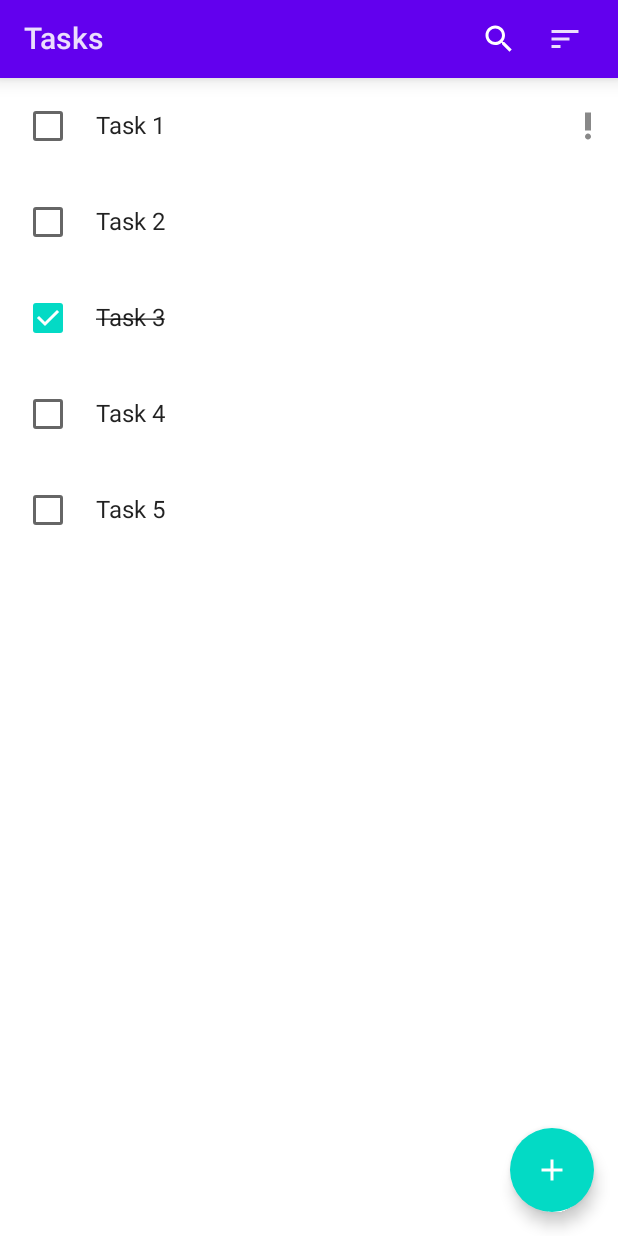
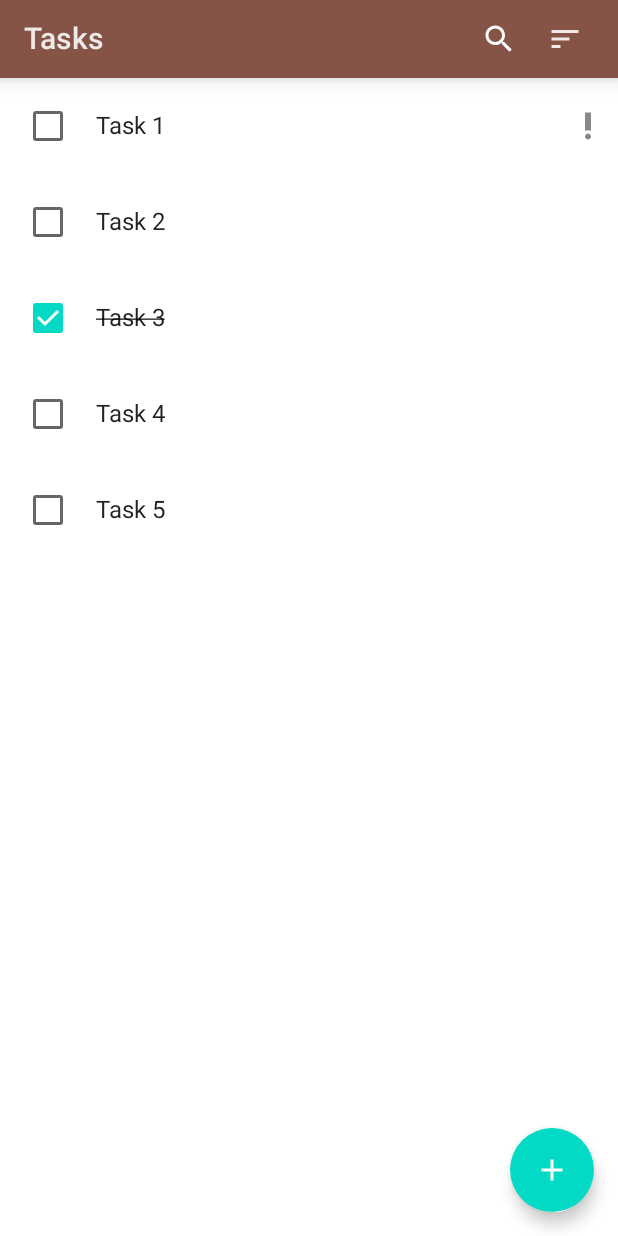
Before and after one commit to hardiksachan/MVVMTodoList, an Android app built with Jetpack Compose: the @Preview function TasksPagePreview, on a phone screen of 412 x 824 dp. Run offline under Robolectric (Android 15) with nearby library versions, the phone set to English and light mode, and no system bars.

Commit message:
Setup theme + hooked up tasks view model (with only search filter, have to implement sort and hide completed

```diff
--- a/app/build.gradle
+++ b/app/build.gradle
@@ -76,6 +76,7 @@ dependencies {
 
     // Hilt dependency injection
     implementation "com.google.dagger:hilt-android:$hiltVersion"
+    implementation "androidx.hilt:hilt-navigation-compose:$hiltAndroidXVersion"
     kapt "com.google.dagger:hilt-android-compiler:$hiltVersion"
     kapt "androidx.hilt:hilt-compiler:$hiltAndroidXVersion"
 
--- a/app/src/main/AndroidManifest.xml
+++ b/app/src/main/AndroidManifest.xml
@@ -14,7 +14,7 @@
             android:name=".ui.MainActivity"
             android:exported="true"
             android:label="@string/app_name"
-            android:theme="@style/Theme.MVVMTodoList.NoActionBar">
+            android:theme="@style/Theme.MVVMTodoList">
             <intent-filter>
                 <action android:name="android.intent.action.MAIN" />
 
--- a/app/src/main/java/com/hardiksachan/mvvmtodolist/presentation_logic/page_view_tasks/TasksPageEvent.kt
+++ b/app/src/main/java/com/hardiksachan/mvvmtodolist/presentation_logic/page_view_tasks/TasksPageEvent.kt
@@ -1,5 +1,8 @@
 package com.hardiksachan.mvvmtodolist.presentation_logic.page_view_tasks
 
+import com.hardiksachan.mvvmtodolist.domain.entity.Task
+
 sealed class TasksPageEvent {
-
+    data class SearchQueryChanged(val newQuery: String): TasksPageEvent()
+    data class TaskCheckedChanged(val task: Task, val checked: Boolean): TasksPageEvent()
 }
--- a/app/src/main/java/com/hardiksachan/mvvmtodolist/ui/page_view_tasks/TasksPage.kt
+++ b/app/src/main/java/com/hardiksachan/mvvmtodolist/ui/page_view_tasks/TasksPage.kt
@@ -21,6 +21,7 @@ fun TasksPage(
     tasks: List<Task>,
     onAddButtonClicked: () -> Unit,
     searchDisplay: String,
+    onTaskCheckChanged: (Task, Boolean) -> Unit,
     onSearchDisplayChanged: (String) -> Unit
 ) {
 
@@ -44,7 +45,12 @@ fun TasksPage(
     ) {
         LazyColumn {
             items(tasks) { task: Task ->
-                TaskItem(task = task)
+                TaskItem(task = task
+                ,
+                    onCheckChanged = {
+                        onTaskCheckChanged(task, it)
+                    }
+                )
             }
         }
     }
@@ -63,13 +69,13 @@ fun TasksPagePreview() {
     }
 
 
-
     AppTheme {
         TasksPage(
             tasks = tasks,
             onAddButtonClicked = {},
             searchDisplay = "",
-            onSearchDisplayChanged = { }
+            onSearchDisplayChanged = { },
+            onTaskCheckChanged = { _, _ -> }
         )
     }
 }
--- a/app/src/main/java/com/hardiksachan/mvvmtodolist/ui/page_view_tasks/components/TaskItem.kt
+++ b/app/src/main/java/com/hardiksachan/mvvmtodolist/ui/page_view_tasks/components/TaskItem.kt
@@ -21,7 +21,8 @@ import com.hardiksachan.mvvmtodolist.ui.theme.AppTheme
 @Composable
 fun TaskItem(
     task: Task,
-    modifier: Modifier = Modifier
+    onCheckChanged: (Boolean) -> Unit,
+    modifier: Modifier = Modifier,
 ) {
     Row(
         modifier = modifier
@@ -29,7 +30,10 @@ fun TaskItem(
             .padding(8.dp),
         verticalAlignment = Alignment.CenterVertically
     ) {
-        Checkbox(checked = task.completed, onCheckedChange = {})
+        Checkbox(
+            checked = task.completed,
+            onCheckedChange = onCheckChanged,
+        )
         Spacer(modifier = Modifier.width(8.dp))
         Text(
             text = task.name,
@@ -54,7 +58,10 @@ fun TaskItem(
 fun TaskItemPreview() {
     AppTheme {
         Surface {
-            TaskItem(task = Task("A very simple and boring task"))
+            TaskItem(
+                task = Task("A very simple and boring task"),
+                onCheckChanged = {}
+            )
         }
     }
 }
@@ -69,7 +76,8 @@ fun ImportantTaskItemPreview() {
                 task = Task(
                     "An important task which has a really long name",
                     important = true
-                )
+                ),
+                onCheckChanged = {}
             )
         }
     }
@@ -85,7 +93,8 @@ fun CompletedTaskItemPreview() {
                 task = Task(
                     "A completed task with a considerable number of letters",
                     completed = true
-                )
+                ),
+                onCheckChanged = {}
             )
         }
     }
--- a/app/src/main/res/values-night/themes.xml
+++ b/app/src/main/res/values-night/themes.xml
@@ -1,16 +1,6 @@
 <resources xmlns:tools="http://schemas.android.com/tools">
     <!-- Base application theme. -->
-    <style name="Theme.MVVMTodoList" parent="Theme.MaterialComponents.DayNight.DarkActionBar">
-        <!-- Primary brand color. -->
-        <item name="colorPrimary">@color/purple_200</item>
-        <item name="colorPrimaryVariant">@color/purple_700</item>
-        <item name="colorOnPrimary">@color/black</item>
-        <!-- Secondary brand color. -->
-        <item name="colorSecondary">@color/teal_200</item>
-        <item name="colorSecondaryVariant">@color/teal_200</item>
-        <item name="colorOnSecondary">@color/black</item>
-        <!-- Status bar color. -->
-        <item name="android:statusBarColor" tools:targetApi="l">?attr/colorPrimaryVariant</item>
-        <!-- Customize your theme here. -->
+    <style name="Theme.MVVMTodoList" parent="Theme.MaterialComponents.DayNight.NoActionBar">
+        <item name="android:statusBarColor">@color/darkPrimary</item>
     </style>
 </resources>
--- a/app/src/main/res/values/colors.xml
+++ b/app/src/main/res/values/colors.xml
@@ -7,4 +7,6 @@
     <color name="teal_700">#FF018786</color>
     <color name="black">#FF000000</color>
     <color name="white">#FFFFFFFF</color>
+    <color name="lightPrimary">#FF855446</color>
+    <color name="darkPrimary">#FF1F1F1F</color>
 </resources>
--- a/app/src/main/res/values/themes.xml
+++ b/app/src/main/res/values/themes.xml
@@ -1,25 +1,6 @@
 <resources xmlns:tools="http://schemas.android.com/tools">
     <!-- Base application theme. -->
-    <style name="Theme.MVVMTodoList" parent="Theme.MaterialComponents.DayNight.DarkActionBar">
-        <!-- Primary brand color. -->
-        <item name="colorPrimary">@color/purple_500</item>
-        <item name="colorPrimaryVariant">@color/purple_700</item>
-        <item name="colorOnPrimary">@color/white</item>
-        <!-- Secondary brand color. -->
-        <item name="colorSecondary">@color/teal_200</item>
-        <item name="colorSecondaryVariant">@color/teal_700</item>
-        <item name="colorOnSecondary">@color/black</item>
-        <!-- Status bar color. -->
-        <item name="android:statusBarColor" tools:targetApi="l">?attr/colorPrimaryVariant</item>
-        <!-- Customize your theme here. -->
+    <style name="Theme.MVVMTodoList" parent="Theme.MaterialComponents.DayNight.NoActionBar">
+        <item name="android:statusBarColor">@color/lightPrimary</item>
     </style>
-
-    <style name="Theme.MVVMTodoList.NoActionBar">
-        <item name="windowActionBar">false</item>
-        <item name="windowNoTitle">true</item>
-    </style>
-
-    <style name="Theme.MVVMTodoList.AppBarOverlay" parent="ThemeOverlay.AppCompat.Dark.ActionBar" />
-
-    <style name="Theme.MVVMTodoList.PopupOverlay" parent="ThemeOverlay.AppCompat.Light" />
 </resources>
```
Also changed, not shown: app/src/main/java/com/hardiksachan/mvvmtodolist/presentation_logic/page_view_tasks/TasksViewModel.kt (+58 -6 lines), app/src/main/java/com/hardiksachan/mvvmtodolist/ui/MainActivity.kt (+6 -1 lines), app/src/main/java/com/hardiksachan/mvvmtodolist/ui/nav/NavigationComponent.kt (+19 -11 lines), app/src/main/java/com/hardiksachan/mvvmtodolist/ui/theme/Color.kt (+16 -4 lines), app/src/main/java/com/hardiksachan/mvvmtodolist/ui/theme/Theme.kt (+49 -13 lines), 1 other file.
